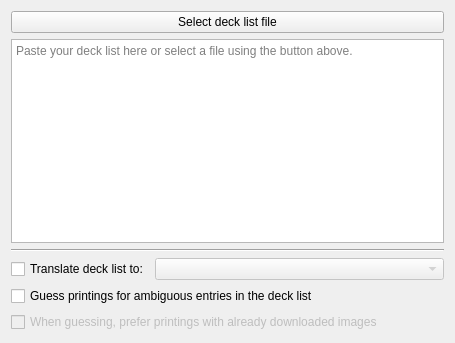
Old version of the form mtg_proxy_printer/resources/ui/deck_import_wizard/load_list_page.ui in the repository luziferius/MTGProxyPrinter.
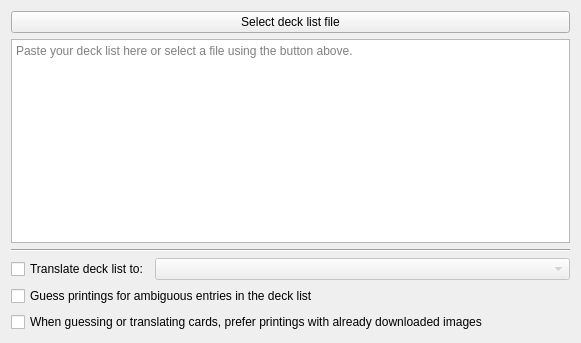
New version of the form. Icons and pictures are not drawn.

Commit message:
DeckImportWizard: De-coupled the "use printings with downloaded images" checkbox from the "enable print guessing" check box. It is now always enabled and can be used both when guessing printing and when translating deck lists.
FossilOrigin-Name: aa069006df0edde452f537b1884330735d1324c006c7021f18042defa6e760a0

```diff
--- a/mtg_proxy_printer/resources/ui/deck_import_wizard/load_list_page.ui
+++ b/mtg_proxy_printer/resources/ui/deck_import_wizard/load_list_page.ui
@@ -9,7 +9,7 @@
    <rect>
     <x>0</x>
     <y>0</y>
-    <width>455</width>
+    <width>581</width>
     <height>343</height>
    </rect>
   </property>
@@ -88,13 +88,13 @@
    <item row="5" column="0" colspan="2">
     <widget class="QCheckBox" name="print_guessing_prefer_already_downloaded">
      <property name="enabled">
-      <bool>false</bool>
+      <bool>true</bool>
      </property>
      <property name="toolTip">
       <string>Enabling this can potentially save disk space and download volume, based on the images already downloaded.</string>
      </property>
      <property name="text">
-      <string>When guessing, prefer printings with already downloaded images</string>
+      <string>When guessing or translating cards, prefer printings with already downloaded images</string>
      </property>
     </widget>
    </item>
```
Left out of the diff: 29 changed lines with no effect on the pictures. The commit also changes 1 other file.
